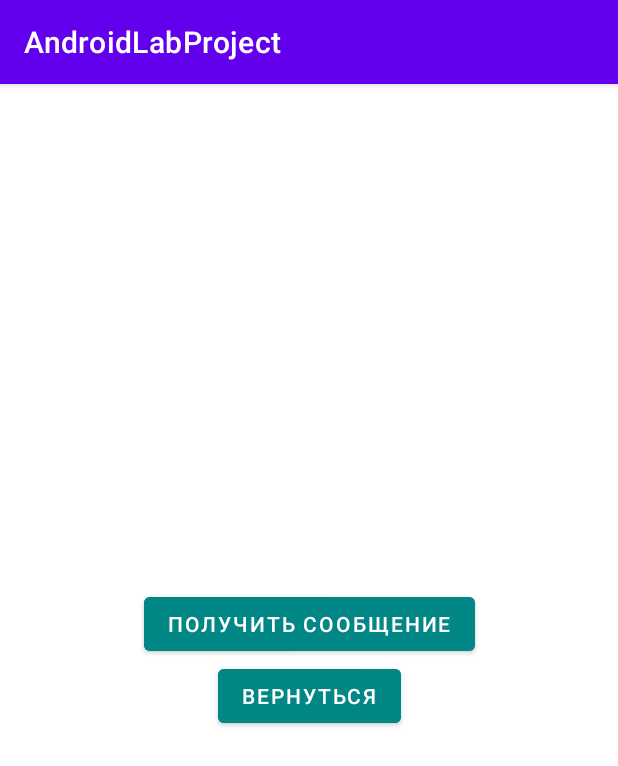
After one commit to Karakurik/AndroidLabProject, an Android app: the SecondActivity screen opened directly, with no data from a screen before it, on a phone screen of 412 x 824 dp. The commit adds this screen. Shown: the top 766 px of the screen. Run offline under Robolectric (Android 15) with nearby library versions, the phone set to English and light mode, and no system bars.

Commit message:
made intent

```diff
--- /dev/null
+++ b/app/src/main/java/com/itis/androidlabproject/SecondActivity.kt
@@ -0,0 +1,44 @@
+package com.itis.androidlabproject
+
+import android.app.Activity
+import android.content.Intent
+import android.os.Bundle
+import android.widget.Toast
+import androidx.appcompat.app.AppCompatActivity
+import com.itis.androidlabproject.databinding.ActivitySecondBinding
+import com.google.android.material.snackbar.Snackbar
+
+
+class SecondActivity : AppCompatActivity() {
+    private lateinit var binding: ActivitySecondBinding
+
+    override fun onCreate(savedInstanceState: Bundle?) {
+        super.onCreate(savedInstanceState)
+        binding = ActivitySecondBinding.inflate(layoutInflater).also {
+            setContentView(it.root)
+        }
+
+        with(binding) {
+            btnMessage.setOnClickListener {
+                val message = intent?.extras?.getString("MESSAGE") ?: "сообщение не дошло или пусто"
+
+                Snackbar.make(
+                    root,
+                    "Получено сообщение: $message",
+                    Snackbar.LENGTH_LONG
+                ).show()
+
+                /*Toast.makeText(
+                    this@SecondActivity,
+                    "Получено сообщение: $message",
+                    Toast.LENGTH_LONG
+                ).show()*/
+            }
+
+            btnReturn.setOnClickListener {
+                setResult(Activity.RESULT_OK)
+                finish()
+            }
+        }
+    }
+}
--- a/app/src/main/res/layout/activity_main.xml
+++ b/app/src/main/res/layout/activity_main.xml
@@ -6,10 +6,12 @@
     android:layout_height="match_parent"
     tools:context=".MainActivity">
 
-    <TextView
+    <Button
+        android:id="@+id/btn_text"
         android:layout_width="wrap_content"
         android:layout_height="wrap_content"
-        android:text="Hello World!"
+        android:text="Второе окно"
+        android:backgroundTint="@color/teal_200"
         app:layout_constraintBottom_toBottomOf="parent"
         app:layout_constraintLeft_toLeftOf="parent"
         app:layout_constraintRight_toRightOf="parent"
--- /dev/null
+++ b/app/src/main/res/layout/activity_second.xml
@@ -0,0 +1,31 @@
+<?xml version="1.0" encoding="utf-8"?>
+<androidx.constraintlayout.widget.ConstraintLayout xmlns:android="http://schemas.android.com/apk/res/android"
+    xmlns:app="http://schemas.android.com/apk/res-auto"
+    android:layout_width="match_parent"
+    android:layout_height="match_parent">
+
+    <Button
+        android:id="@+id/btn_message"
+        android:layout_width="wrap_content"
+        android:layout_height="wrap_content"
+        android:backgroundTint="@color/teal_700"
+        android:text="Получить сообщение"
+        app:layout_constraintBottom_toTopOf="@id/btn_return"
+        app:layout_constraintEnd_toEndOf="parent"
+        app:layout_constraintStart_toStartOf="parent"
+        app:layout_constraintTop_toTopOf="parent"
+        app:layout_constraintVertical_chainStyle="packed" />
+
+    <Button
+        android:id="@+id/btn_return"
+        android:layout_width="wrap_content"
+        android:layout_height="wrap_content"
+        android:backgroundTint="@color/teal_700"
+        android:text="Вернуться"
+        app:layout_constraintBottom_toBottomOf="parent"
+        app:layout_constraintEnd_toEndOf="parent"
+        app:layout_constraintStart_toStartOf="parent"
+        app:layout_constraintTop_toBottomOf="@id/btn_message" />
+
+
+</androidx.constraintlayout.widget.ConstraintLayout>
--- a/build.gradle
+++ b/build.gradle
@@ -5,7 +5,7 @@ buildscript {
         mavenCentral()
     }
     dependencies {
-        classpath "com.android.tools.build:gradle:7.0.2"
+        classpath 'com.android.tools.build:gradle:7.0.3'
         classpath "org.jetbrains.kotlin:kotlin-gradle-plugin:1.5.30"
 
         // NOTE: Do not place your application dependencies here; they belong
```
Also changed, not shown: app/src/main/AndroidManifest.xml (+11 -0 lines), app/src/main/java/com/itis/androidlabproject/MainActivity.kt (+39 -1 lines).
